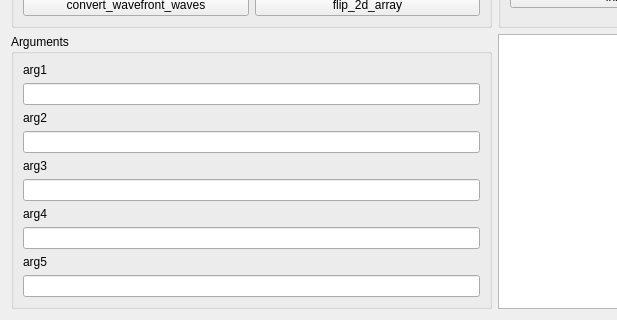
This is gui/debug.ui in DaveA50/wfs as Qt 5 draws it before an edit; both pictures show x 0 to 617 and y 451 to 771 of the 1165 by 771 pixel window. The edited form follows.
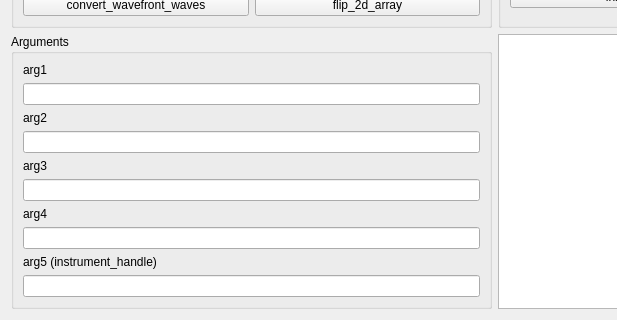
This is the edited form.

Commit message: Allow debug window to pass parameters safely.

What changed in the file:
```diff
--- a/gui/debug.ui
+++ b/gui/debug.ui
@@ -278,7 +278,7 @@
           <item>
            <widget class="QLabel" name="label_arg5">
             <property name="text">
-             <string>arg5</string>
+             <string>arg5 (instrument_handle)</string>
             </property>
            </widget>
           </item>
```
The commit also changes 4 other files.
